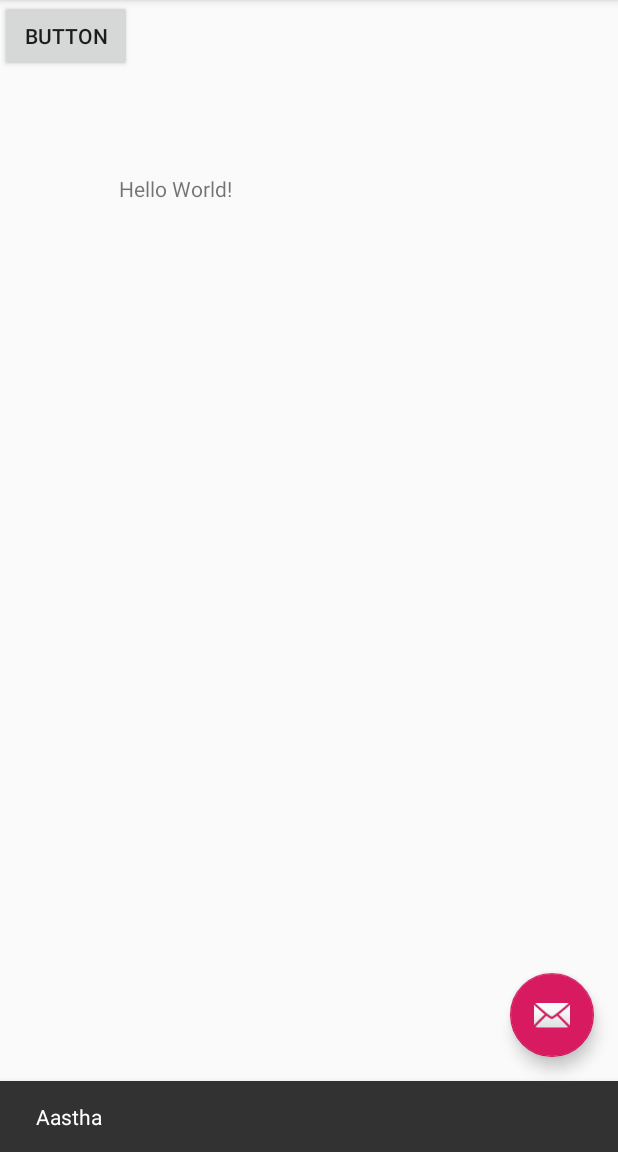
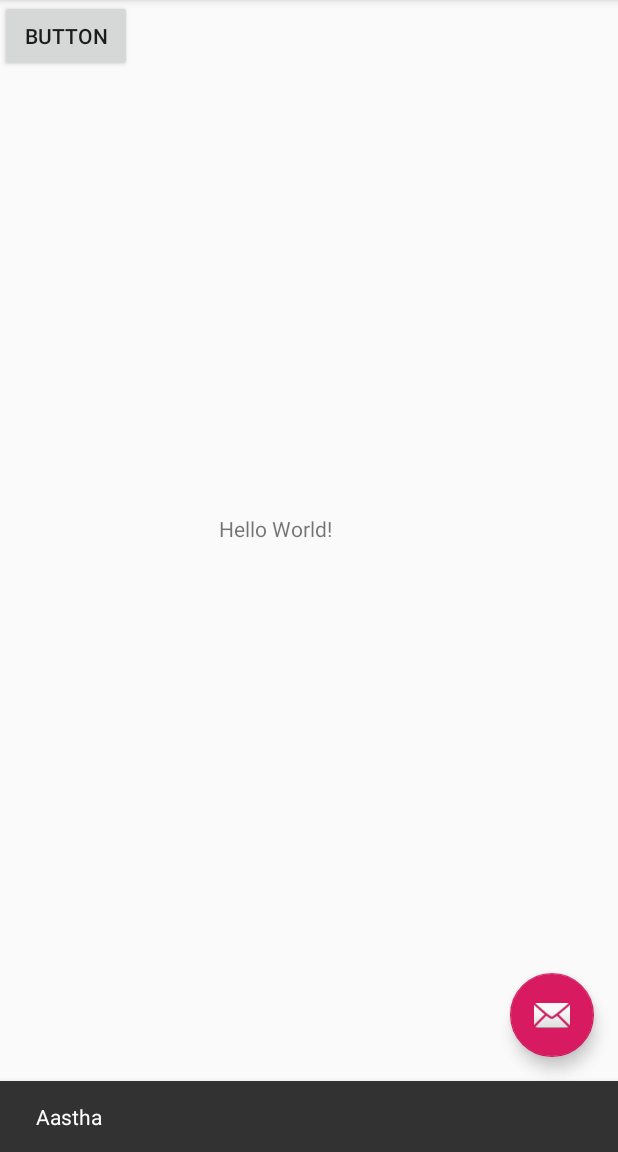
Before and after one commit to AasthaSanger17098/GLA1, an Android app: the screen it shows after launch (MainActivity), after a tap on an icon or button, on a phone screen of 412 x 824 dp, the part 84-1236 px from its top. Run offline under Robolectric (Android 15) with nearby library versions, the phone set to English and light mode, and no system bars.

```diff
--- a/app/src/main/res/layout/content_main.xml
+++ b/app/src/main/res/layout/content_main.xml
@@ -13,18 +13,18 @@
         android:layout_height="wrap_content"
         android:text="Hello World!"
         app:layout_constraintBottom_toBottomOf="parent"
-        app:layout_constraintHorizontal_bias="0.236"
+        app:layout_constraintHorizontal_bias="0.434"
         app:layout_constraintLeft_toLeftOf="parent"
         app:layout_constraintRight_toRightOf="parent"
         app:layout_constraintTop_toTopOf="parent"
-        app:layout_constraintVertical_bias="0.155" />
+        app:layout_constraintVertical_bias="0.458" />
 
     <Button
         android:id="@+id/button"
         android:layout_width="wrap_content"
         android:layout_height="wrap_content"
         android:text="Button"
-        tools:layout_editor_absoluteX="79dp"
-        tools:layout_editor_absoluteY="16dp" />
+        tools:layout_editor_absoluteX="0dp"
+        tools:layout_editor_absoluteY="0dp" />
 
 </android.support.constraint.ConstraintLayout>
```
